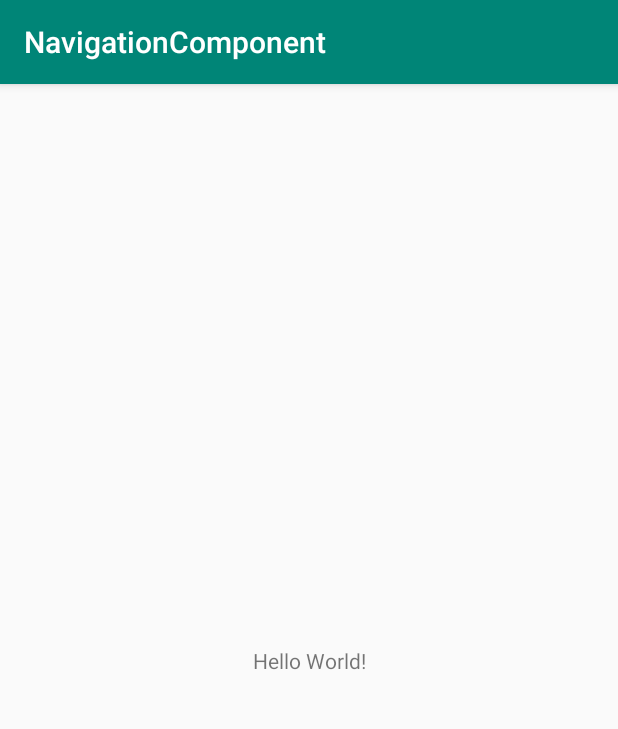
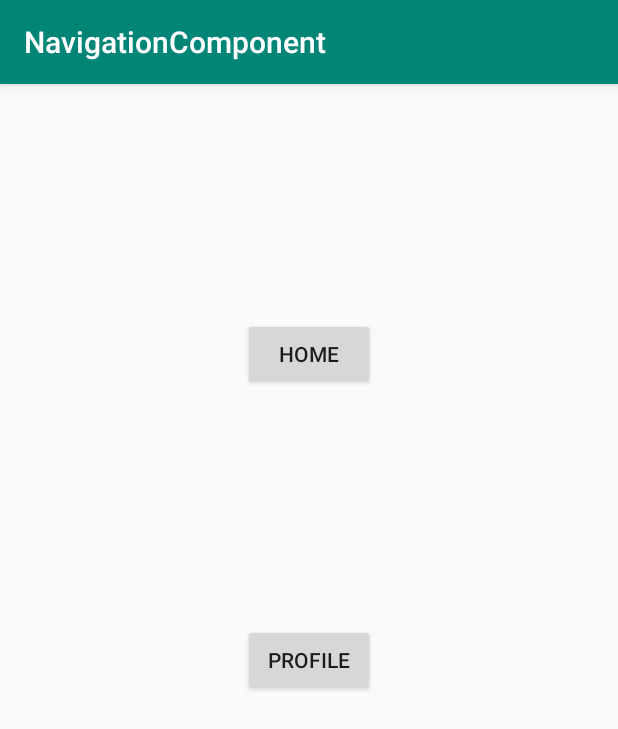
Before and after one commit to Iamsdt/PlayingWithDataBinding, an Android app: the screen it shows after launch (MainActivity), on a phone screen of 412 x 824 dp. Shown: the top 729 px of the screen. Run offline under Robolectric (Android 15) with nearby library versions, the phone set to English and light mode, and no system bars.

Commit message:
navigation
Took 45 minutes

```diff
--- a/navigationcomponent/build.gradle
+++ b/navigationcomponent/build.gradle
@@ -33,6 +33,7 @@ dependencies {
     implementation 'androidx.appcompat:appcompat:1.0.2'
     implementation 'androidx.core:core-ktx:1.0.2'
     implementation 'androidx.constraintlayout:constraintlayout:1.1.3'
+    implementation 'androidx.legacy:legacy-support-v4:1.0.0'
     testImplementation 'junit:junit:4.12'
     androidTestImplementation 'androidx.test.ext:junit:1.1.0'
     androidTestImplementation 'androidx.test.espresso:espresso-core:3.1.1'
--- /dev/null
+++ b/navigationcomponent/src/main/java/com/example/navigationcomponent/HomeFragment.kt
@@ -0,0 +1,26 @@
+package com.example.navigationcomponent
+
+import android.os.Bundle
+import android.view.LayoutInflater
+import android.view.View
+import android.view.ViewGroup
+import androidx.fragment.app.Fragment
+import androidx.navigation.findNavController
+import kotlinx.android.synthetic.main.fragment_home.view.*
+
+class HomeFragment : Fragment() {
+
+    override fun onCreateView(
+        inflater: LayoutInflater, container: ViewGroup?,
+        savedInstanceState: Bundle?
+    ): View? {
+        // Inflate the layout for this fragment
+        val view = inflater.inflate(R.layout.fragment_home, container, false)
+
+        view.button.setOnClickListener {
+            view.findNavController().navigate(R.id.action_homeFragment_to_aboutFragment)
+        }
+
+        return view
+    }
+}
--- a/navigationcomponent/src/main/res/layout/activity_main.xml
+++ b/navigationcomponent/src/main/res/layout/activity_main.xml
@@ -1,19 +1,23 @@
 <?xml version="1.0" encoding="utf-8"?>
 <androidx.constraintlayout.widget.ConstraintLayout
         xmlns:android="http://schemas.android.com/apk/res/android"
-        xmlns:tools="http://schemas.android.com/tools"
-        xmlns:app="http://schemas.android.com/apk/res-auto"
+        xmlns:app="http://schemas.android.com/apk/res-auto" xmlns:tools="http://schemas.android.com/tools"
         android:layout_width="match_parent"
         android:layout_height="match_parent"
         tools:context=".MainActivity">
 
-    <TextView
-            android:layout_width="wrap_content"
-            android:layout_height="wrap_content"
-            android:text="Hello World!"
-            app:layout_constraintBottom_toBottomOf="parent"
-            app:layout_constraintLeft_toLeftOf="parent"
-            app:layout_constraintRight_toRightOf="parent"
-            app:layout_constraintTop_toTopOf="parent"/>
+
+    <fragment
+            android:id="@+id/nav_host_fragment"
+            android:layout_width="0dp"
+            app:defaultNavHost="true"
+            app:navGraph="@navigation/nav_host"
+            android:name="androidx.navigation.fragment.NavHostFragment"
+            android:layout_height="0dp"
+            app:layout_constraintStart_toStartOf="parent"
+            app:layout_constraintTop_toTopOf="parent"
+            app:layout_constraintEnd_toEndOf="parent"
+            app:layout_constraintBottom_toBottomOf="parent"/>
+
 
 </androidx.constraintlayout.widget.ConstraintLayout>
--- /dev/null
+++ b/navigationcomponent/src/main/res/layout/fragment_home.xml
@@ -0,0 +1,28 @@
+<?xml version="1.0" encoding="utf-8"?>
+<androidx.constraintlayout.widget.ConstraintLayout
+        xmlns:android="http://schemas.android.com/apk/res/android"
+        xmlns:app="http://schemas.android.com/apk/res-auto" xmlns:tools="http://schemas.android.com/tools"
+        android:layout_width="match_parent"
+        android:layout_height="match_parent"
+        tools:context=".HomeFragment">
+
+
+    <Button
+            android:text="Home"
+            android:layout_width="wrap_content"
+            android:layout_height="wrap_content"
+            android:id="@+id/button" app:layout_constraintStart_toStartOf="parent"
+            app:layout_constraintEnd_toEndOf="parent"
+            app:layout_constraintTop_toTopOf="parent"
+            app:layout_constraintBottom_toTopOf="@+id/button2"/>
+
+    <Button
+            android:text="Profile"
+            android:layout_width="wrap_content"
+            android:layout_height="wrap_content"
+            android:id="@+id/button2" app:layout_constraintEnd_toEndOf="parent"
+            app:layout_constraintStart_toStartOf="parent"
+            app:layout_constraintTop_toTopOf="parent"
+            app:layout_constraintBottom_toBottomOf="parent"/>
+
+</androidx.constraintlayout.widget.ConstraintLayout>
--- /dev/null
+++ b/navigationcomponent/src/main/res/navigation/nav_host.xml
@@ -0,0 +1,16 @@
+<?xml version="1.0" encoding="utf-8"?>
+<navigation xmlns:android="http://schemas.android.com/apk/res/android"
+            xmlns:app="http://schemas.android.com/apk/res-auto"
+            xmlns:tools="http://schemas.android.com/tools" android:id="@+id/nav_host"
+            app:startDestination="@id/homeFragment">
+    <fragment android:id="@+id/homeFragment" android:name="com.example.navigationcomponent.HomeFragment"
+              android:label="fragment_home" tools:layout="@layout/fragment_home">
+        <action android:id="@+id/action_homeFragment_to_profileFragment" app:destination="@+id/profileFragment"/>
+        <action android:id="@+id/action_homeFragment_to_aboutFragment" app:destination="@id/aboutFragment"
+                app:enterAnim="@anim/nav_default_enter_anim" app:exitAnim="@anim/nav_default_exit_anim"/>
+    </fragment>
+    <fragment android:id="@+id/aboutFragment" android:name="com.example.navigationcomponent.AboutFragment"
+              android:label="fragment_about" tools:layout="@layout/fragment_about"/>
+    <fragment android:id="@+id/profileFragment" android:name="com.example.navigationcomponent.ProfileFragment"
+              android:label="fragment_profile" tools:layout="@layout/fragment_profile"/>
+</navigation>
--- a/navigationcomponent/src/main/res/values/strings.xml
+++ b/navigationcomponent/src/main/res/values/strings.xml
@@ -1,3 +1,6 @@
 <resources>
     <string name="app_name">NavigationComponent</string>
+
+    <!-- TODO: Remove or change this placeholder text -->
+    <string name="hello_blank_fragment">Hello blank fragment</string>
 </resources>
```
Also changed, not shown: navigationcomponent/src/main/java/com/example/navigationcomponent/AboutFragment.kt (added, +24 -0 lines), navigationcomponent/src/main/java/com/example/navigationcomponent/ProfileFragment.kt (added, +24 -0 lines), navigationcomponent/src/main/res/layout/fragment_about.xml (added, +14 -0 lines), navigationcomponent/src/main/res/layout/fragment_profile.xml (added, +14 -0 lines).
